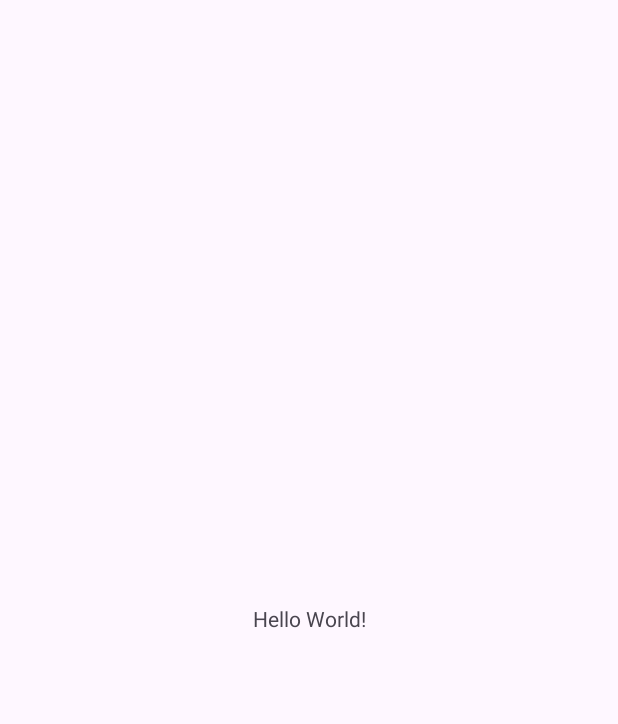
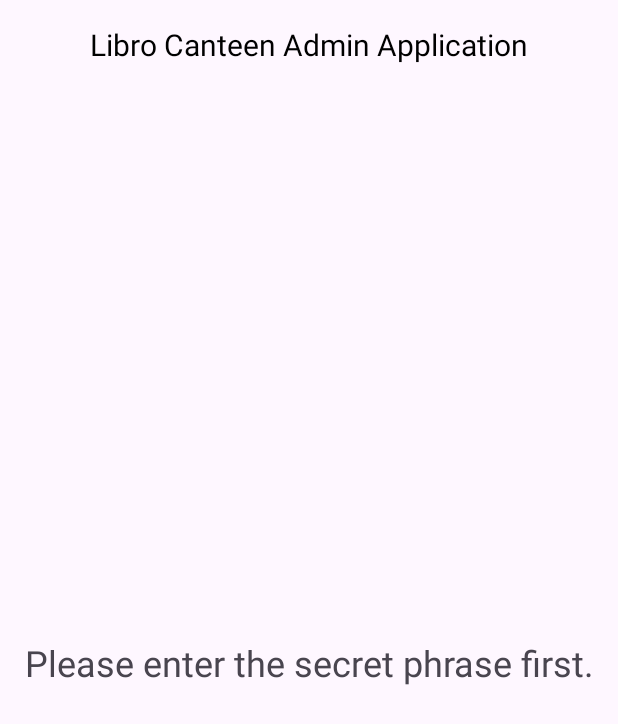
Before and after one commit to ChocolateMaltk/CanteenAdmin, an Android app: the screen it shows after launch (InitialActivity), on a phone screen of 412 x 824 dp. Before the commit the part shown is almost empty. Shown: the top 724 px of the screen. Run offline under Robolectric (Android 15) with nearby library versions, the phone set to English and light mode, and no system bars.

Commit message:
Admin credentials

```diff
--- a/app/src/main/AndroidManifest.xml
+++ b/app/src/main/AndroidManifest.xml
@@ -17,7 +17,6 @@
             android:exported="true">
             <intent-filter>
                 <action android:name="android.intent.action.MAIN" />
-
                 <category android:name="android.intent.category.LAUNCHER" />
             </intent-filter>
         </activity>
--- a/app/src/main/java/id/librocanteen/adminapp/FirebaseSettings.kt
+++ /dev/null
@@ -1,8 +0,0 @@
-package id.librocanteen.adminapp
-
-class Settings {
-    val maxVendors : Int = 32
-    val appTitle: String ="Libro Canteen" // Feel free to change to something else.
-    val appVersion: String = "0.0.1a"
-    val secretPhrase: String = "$?zx-cvm-#$21-klm" // Generate your own secret phase and replace this accordingly. The code on the left is used for encryption upon initially launching the app.
-}
--- a/app/src/main/java/id/librocanteen/adminapp/InitialActivity.kt
+++ b/app/src/main/java/id/librocanteen/adminapp/InitialActivity.kt
@@ -1,75 +1,14 @@
 package id.librocanteen.adminapp
 
-import android.content.Context
-import android.content.SharedPreferences
 import android.os.Bundle
-import android.widget.Toast
-import androidx.appcompat.app.AlertDialog
 import androidx.appcompat.app.AppCompatActivity
 
+
 class InitialActivity : AppCompatActivity() {
-
-    private val sharedPrefName = "AdminPrefs"
-    private val secretCodeKey = "secret_code_validated"
-
-    private lateinit var settings: Settings
-
     override fun onCreate(savedInstanceState: Bundle?) {
         super.onCreate(savedInstanceState)
         setContentView(R.layout.activity_initial)
-
-        settings = Settings()
-
-        if (!isSecretCodeValidated()) {
-            showSecretCodeDialog()
-        }
     }
 
-    private fun isSecretCodeValidated(): Boolean {
-        val sharedPreferences: SharedPreferences = getSharedPreferences(sharedPrefName, Context.MODE_PRIVATE)
-        // Default value is false, meaning secret code hasn't been validated yet
-        return sharedPreferences.getBoolean(secretCodeKey, false)
-    }
 
-    private fun showSecretCodeDialog() {
-        val builder = AlertDialog.Builder(this)
-        builder.setTitle("Enter Secret Code")
-
-        // Set up the input field for the secret code
-        val input = android.widget.EditText(this)
-        builder.setView(input)
-
-        // Make the dialog non-cancelable
-        builder.setCancelable(false)
-
-        builder.setPositiveButton("OK") { dialog, which ->
-            val enteredCode = input.text.toString()
-
-            // Check if the entered code matches the secret phrase
-            if (enteredCode == settings.secretPhrase) {
-                saveSecretCodeValidation(true)
-                Toast.makeText(applicationContext, "Secret Code Validated", Toast.LENGTH_SHORT).show()
-            } else {
-                // If the code is incorrect, clear the input and show a toast message
-                input.text.clear()  // Clear the EditText
-                Toast.makeText(applicationContext, "Invalid Code! Try again.", Toast.LENGTH_SHORT).show()
-                showSecretCodeDialog() // Show the dialog again
-            }
-        }
-
-        builder.setNegativeButton("Cancel") { dialog, which ->
-            Toast.makeText(applicationContext, "Canceled", Toast.LENGTH_SHORT).show()
-            finish()  // Close the activity if canceled
-        }
-
-        builder.show()
-    }
-
-    private fun saveSecretCodeValidation(isValid: Boolean) {
-        val sharedPreferences: SharedPreferences = getSharedPreferences(sharedPrefName, Context.MODE_PRIVATE)
-        with(sharedPreferences.edit()) {
-            putBoolean(secretCodeKey, isValid)
-            apply()
-        }
-    }
 }
--- /dev/null
+++ b/app/src/main/java/id/librocanteen/adminapp/LoginFragment.kt
@@ -0,0 +1,85 @@
+package id.librocanteen.adminapp
+
+import android.content.Context
+import android.content.SharedPreferences
+import android.os.Bundle
+import android.widget.EditText
+import android.widget.Toast
+import androidx.appcompat.app.AlertDialog
+import androidx.fragment.app.Fragment
+import androidx.navigation.NavController
+import androidx.navigation.fragment.findNavController
+import id.librocanteen.adminapp.R
+
+class LoginFragment : Fragment(R.layout.fragment_login) {
+
+    private val sharedPrefName = "AdminPrefs"
+    private val secretCodeKey = "secret_code_validated"
+    private lateinit var settings: Settings
+    private lateinit var navController: NavController
+
+    override fun onCreate(savedInstanceState: Bundle?) {
+        super.onCreate(savedInstanceState)
+
+        settings = Settings()
+        navController = findNavController()
+
+        showSecretCodeDialog()
+
+        // Check if the secret code is already validated
+        if (!isSecretCodeValidated()) {
+            // If not validated, show the dialog for code entry
+            showSecretCodeDialog()
+        }
+    }
+
+    private fun isSecretCodeValidated(): Boolean {
+        val sharedPreferences: SharedPreferences = requireContext().getSharedPreferences(sharedPrefName, Context.MODE_PRIVATE)
+        return sharedPreferences.getBoolean(secretCodeKey, false)
+    }
+
+    private fun showSecretCodeDialog() {
+        val builder = AlertDialog.Builder(requireContext())
+        builder.setTitle("Enter Secret Code")
+
+        // Set up the input field for the secret code
+        val input = EditText(requireContext())
+        builder.setView(input)
+
+        builder.setCancelable(false)
+
+        builder.setPositiveButton("OK") { dialog, which ->
+            val enteredCode = input.text.toString()
+
+            if (enteredCode == settings.secretPhrase) {
+                saveSecretCodeValidation(true)
+                Toast.makeText(requireContext(), "Secret Code Validated", Toast.LENGTH_SHORT).show()
+                // After validation, proceed with navigation
+                navigateToNextScreen()
+            } else {
+                input.text.clear()
+                Toast.makeText(requireContext(), "Invalid Code! Try again.", Toast.LENGTH_SHORT).show()
+                showSecretCodeDialog()  // Keep showing the dialog until validated
+            }
+        }
+
+        builder.setNegativeButton("Cancel") { dialog, which ->
+            Toast.makeText(requireContext(), "Canceled", Toast.LENGTH_SHORT).show()
+            requireActivity().finish()
+        }
+
+        builder.show()
+    }
+
+    private fun saveSecretCodeValidation(isValid: Boolean) {
+        val sharedPreferences: SharedPreferences = requireContext().getSharedPreferences(sharedPrefName, Context.MODE_PRIVATE)
+        with(sharedPreferences.edit()) {
+            putBoolean(secretCodeKey, isValid)
+            apply()
+        }
+    }
+
+    private fun navigateToNextScreen() {
+        navController.navigate(R.id.benedictionFragment)
+    }
+}
--- /dev/null
+++ b/app/src/main/java/id/librocanteen/adminapp/Settings.kt
@@ -0,0 +1,9 @@
+package id.librocanteen.adminapp
+
+class Settings {
+    val maxVendors : Int = 32
+    val appTitle: String ="Libro Canteen" // Feel free to change to something else.
+    val appVersion: String = "0.0.1a"
+    val secretPhrase: String = "ushiwakamaru" // Generate your own secret phase and replace this accordingly. The code on the left is used for encryption upon initially launching the app.
+    val maxAdmins: Int = 1
+}
--- a/app/src/main/res/layout/activity_initial.xml
+++ b/app/src/main/res/layout/activity_initial.xml
@@ -1,19 +1,39 @@
 <?xml version="1.0" encoding="utf-8"?>
-<androidx.constraintlayout.widget.ConstraintLayout xmlns:android="http://schemas.android.com/apk/res/android"
+<androidx.constraintlayout.widget.ConstraintLayout
+    xmlns:android="http://schemas.android.com/apk/res/android"
     xmlns:app="http://schemas.android.com/apk/res-auto"
     xmlns:tools="http://schemas.android.com/tools"
-    android:id="@+id/main"
+    android:id="@+id/InitialActivity"
     android:layout_width="match_parent"
     android:layout_height="match_parent"
     tools:context=".InitialActivity">
 
+    <!-- Application Name Text -->
+
     <TextView
+        android:id="@+id/appNameText"
         android:layout_width="wrap_content"
         android:layout_height="wrap_content"
-        android:text="Hello World!"
-        app:layout_constraintBottom_toBottomOf="parent"
+        android:layout_marginTop="16dp"
+        android:textColor="@color/black"
+        android:textSize="20sp"
+        android:text="@string/formal_app_name"
         app:layout_constraintEnd_toEndOf="parent"
         app:layout_constraintStart_toStartOf="parent"
         app:layout_constraintTop_toTopOf="parent" />
 
+    <androidx.fragment.app.FragmentContainerView
+        android:id="@+id/fragmentContainerView"
+        android:name="androidx.navigation.fragment.NavHostFragment"
+        android:layout_width="0dp"
+        android:layout_height="0dp"
+        android:layout_marginTop="16dp"
+        app:defaultNavHost="true"
+        app:layout_constraintTop_toBottomOf="@id/appNameText"
+        app:layout_constraintStart_toStartOf="parent"
+        app:layout_constraintEnd_toEndOf="parent"
+        app:layout_constraintBottom_toBottomOf="parent"
+        app:navGraph="@navigation/nav_graph"
+        tools:layout_editor_absoluteX="1dp"
+        tools:layout_editor_absoluteY="52dp" />
 </androidx.constraintlayout.widget.ConstraintLayout>
--- /dev/null
+++ b/app/src/main/res/layout/fragment_login.xml
@@ -0,0 +1,16 @@
+<?xml version="1.0" encoding="utf-8"?>
+<FrameLayout xmlns:android="http://schemas.android.com/apk/res/android"
+    xmlns:tools="http://schemas.android.com/tools"
+    android:layout_width="match_parent"
+    android:layout_height="match_parent"
+    tools:context=".LoginFragment">
+
+    <!-- TODO: Update blank fragment layout -->
+    <TextView
+        android:layout_width="match_parent"
+        android:layout_height="match_parent"
+        android:text="@string/secretPhraseHint"
+        android:textSize="24sp"
+        android:gravity="center"/>
+
+</FrameLayout>
--- /dev/null
+++ b/app/src/main/res/navigation/nav_graph.xml
@@ -0,0 +1,18 @@
+<?xml version="1.0" encoding="utf-8"?>
+<navigation xmlns:android="http://schemas.android.com/apk/res/android"
+    xmlns:app="http://schemas.android.com/apk/res-auto"
+    xmlns:tools="http://schemas.android.com/tools"
+    android:id="@+id/nav_graph"
+    startDestination="@id/loginFragment"
+    app:startDestination="@id/loginFragment">
+    <fragment
+        android:id="@+id/loginFragment"
+        android:name="id.librocanteen.adminapp.LoginFragment"
+        android:label="fragment_login"
+        tools:layout="@layout/fragment_login" />
+    <fragment
+        android:id="@+id/benedictionFragment"
+        android:name="id.librocanteen.adminapp.BenedictionFragment"
+        android:label="fragment_benediction"
+        tools:layout="@layout/fragment_benediction" />
+</navigation>
--- /dev/null
+++ b/app/src/main/res/values/dimens.xml
@@ -0,0 +1,5 @@
+<resources>
+    <!-- Default screen margins, per the Android Design guidelines. -->
+    <dimen name="fragment_horizontal_margin">16dp</dimen>
+    <dimen name="fragment_vertical_margin">16dp</dimen>
+</resources>
--- a/app/src/main/res/values/strings.xml
+++ b/app/src/main/res/values/strings.xml
@@ -1,3 +1,11 @@
 <resources>
     <string name="app_name">UAS_AdminApplication</string>
+    <string name="formal_app_name">Libro Canteen Admin Application</string>
+    <string name="register">Register</string>
+    <string name="login">Login</string>
+    <string name="loginOrRegister">Login / Register</string>
+    <string name="gateway">AdminGateway</string>
+    <string name="secretPhraseHint">Please enter the secret phrase first.</string>
+    <!-- TODO: Remove or change this placeholder text -->
+    <string name="hello_blank_fragment">Hello blank fragment</string>
 </resources>
--- a/app/src/main/res/values/themes.xml
+++ b/app/src/main/res/values/themes.xml
@@ -1,8 +1,6 @@
 <resources xmlns:tools="http://schemas.android.com/tools">
     <!-- Base application theme. -->
     <style name="Base.Theme.UAS_AdminApplication" parent="Theme.Material3.DayNight.NoActionBar">
-        <!-- Customize your light theme here. -->
-        <!-- <item name="colorPrimary">@color/my_light_primary</item> -->
     </style>
 
     <style name="Theme.UAS_AdminApplication" parent="Base.Theme.UAS_AdminApplication" />
--- a/build.gradle.kts
+++ b/build.gradle.kts
@@ -2,4 +2,5 @@
 plugins {
     alias(libs.plugins.android.application) apply false
     alias(libs.plugins.kotlin.android) apply false
+    id("com.google.gms.google-services") version "4.4.2" apply false
 }
```
Also changed, not shown: app/build.gradle.kts (+19 -0 lines), app/src/main/java/id/librocanteen/adminapp/BenedictionFragment.kt (added, +138 -0 lines), app/src/main/res/layout/fragment_benediction.xml (added, +71 -0 lines), gradle/libs.versions.toml (+11 -0 lines), 1 other file.
